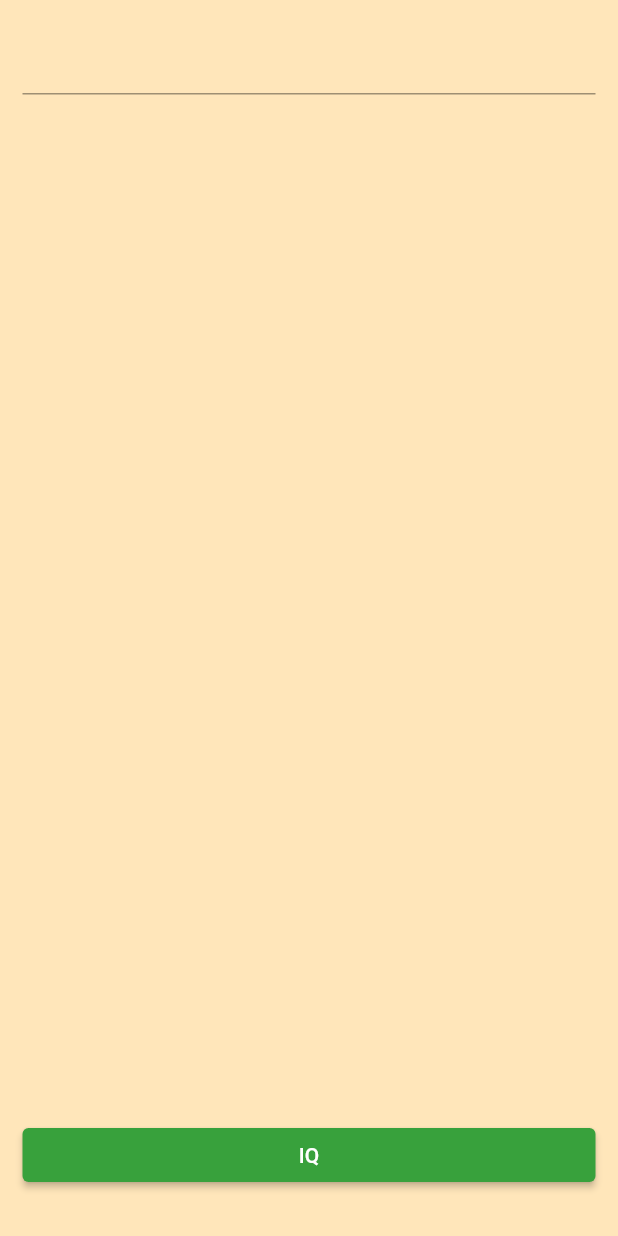
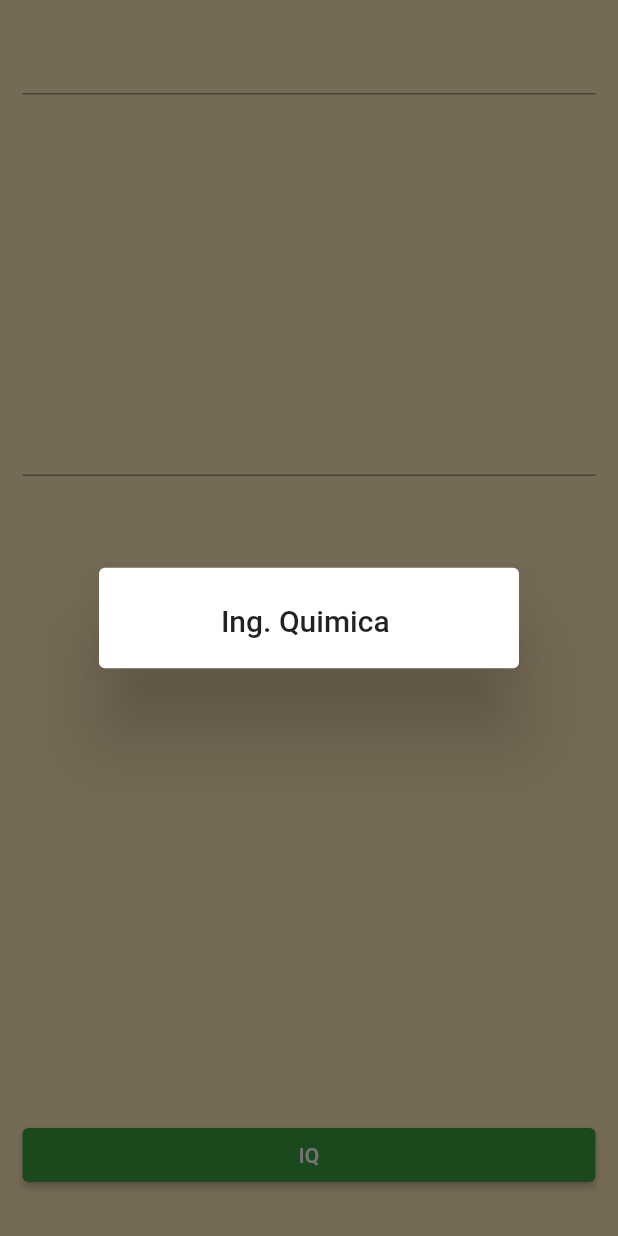
Before and after one commit to Demetriox/Xiafra, a Flutter app: the screen it shows after launch, after a tap on "IQ", on a phone screen of 412 x 824 dp. Run offline on Flutter 3.47's test engine with Material 2 defaults, Android fonts, the phone set to English and light mode, and no system bars; our stand-ins replace flutter_conditional_rendering, flutter_secure_storage, get_it, google_sign_in; accounts and stored records are empty.

Commit message:
Screens done

```diff
--- a/lib/ui/widgets/buttons.dart
+++ b/lib/ui/widgets/buttons.dart
@@ -4,16 +4,14 @@ import 'package:flutter/material.dart';
 class ButtonLayout extends StatelessWidget {
   final ButtonColors buttonColors;
   final String text;
-  final Function btnFunc;
+  final void Function() btnFunc;
 
   const ButtonLayout(this.buttonColors, this.text, this.btnFunc, {Key? key }) : super(key: key);
 
   @override
   Widget build(BuildContext context) {
     return ElevatedButton(
-      onPressed: () {
-        btnFunc;
-      },
+      onPressed: btnFunc,
       style: ElevatedButton.styleFrom(primary: buttonColors.backgroundColor),
       child: Text(
         text,
--- a/lib/ui/widgets/iq_widget.dart
+++ b/lib/ui/widgets/iq_widget.dart
@@ -16,14 +16,26 @@ class IQ extends StatefulWidget {
 
 class _IQState extends State<IQ> {
   String career = "";
-  String fieldValue = "";
+  String fieldOneValue = "";
+  String fieldTwoValue = "";
+  String labelValue = "";
   late Layout layout;
-  final TextEditingController _fieldController = TextEditingController();
+  final TextEditingController _fieldOne = TextEditingController();
+  final TextEditingController _fieldTwo = TextEditingController();
 
   @override
   void initState() {
     super.initState();
     layout = Layout(widget.user.career!);
+  }
+
+  showModal(String text) {
+    showDialog(
+        context: context,
+        builder: (BuildContext context) => AlertDialog(title: Center(
+            child: Text(text)
+        ))
+    );
   }
 
   @override
@@ -38,17 +50,28 @@ class _IQState extends State<IQ> {
             Flexible (
                 flex: 1,
                 child: TextField(
-                  controller: _fieldController,
+                  controller: _fieldOne,
                   onChanged: (value) {
                     setState(() {
-                      fieldValue = value;
+                      fieldOneValue = value;
+                    });
+                  },
+                )
+            ),
+            Flexible (
+                flex: 1,
+                child: TextField(
+                  controller: _fieldTwo,
+                  onChanged: (value) {
+                    setState(() {
+                      labelValue = _fieldTwo.text;
                     });
                   },
                 )
             ),
             Flexible(
                 flex: 1,
-                child: Text("$fieldValue")
+                child: Text(labelValue)
             ),
             Flexible(
                 flex: 1,
@@ -56,7 +79,9 @@ class _IQState extends State<IQ> {
                   mainAxisAlignment: MainAxisAlignment.spaceAround,
                   children: [
                     Expanded(child:
-                      ButtonLayout(layout.buttonPrimary, "IQ", () => {})
+                      ButtonLayout(layout.buttonPrimary, "IQ", () => {
+                        showModal("Ing. Quimica " + _fieldOne.text)
+                      })
                     ),
                   ],
                 )
```
Also changed, not shown: lib/ui/widgets/isc_widget.dart (+19 -11 lines).
